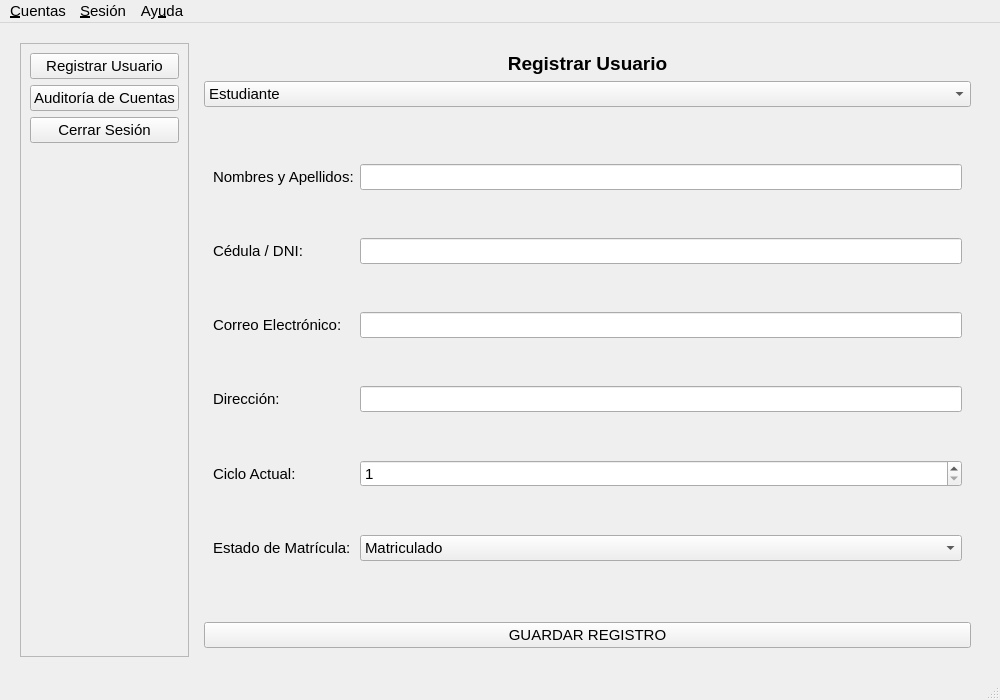
Qt form src/views/ui/main_window_administrador.ui (LeonardoByte/ucuenca-practicas-preprofesionales-py) before a commit.
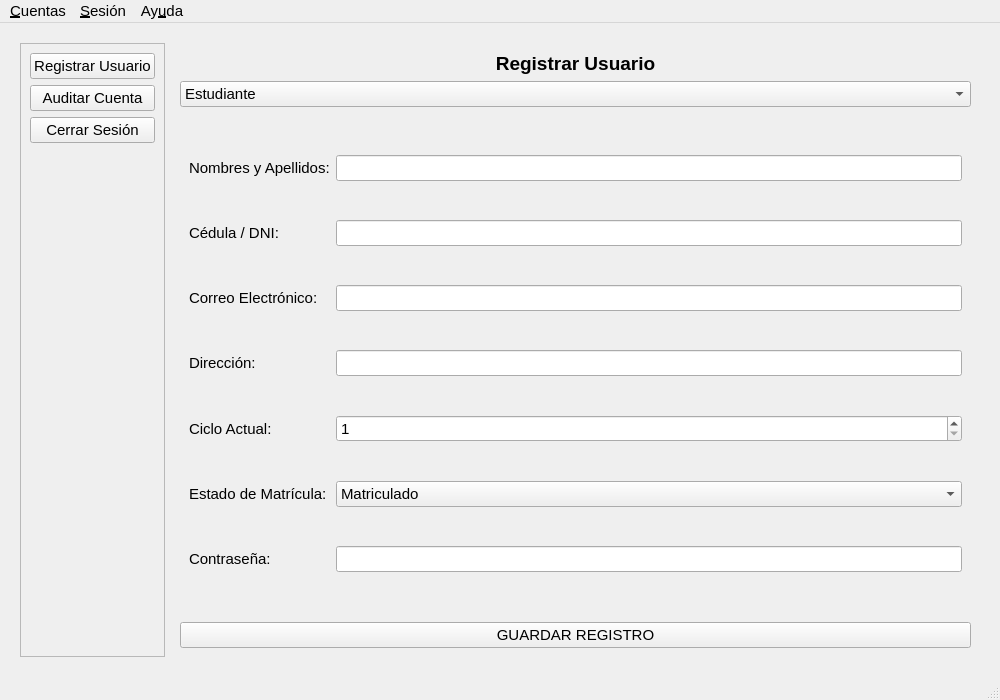
The same form after that commit. The open tabs and pages were chosen to show the change.

What changed in the file:
```diff
--- a/src/views/ui/main_window_administrador.ui
+++ b/src/views/ui/main_window_administrador.ui
@@ -68,7 +68,7 @@
             </font>
            </property>
            <property name="text">
-            <string>Auditoría de Cuentas</string>
+            <string>Auditar Cuenta</string>
            </property>
           </widget>
          </item>
@@ -252,6 +252,16 @@
                 </item>
                </widget>
               </item>
+              <item row="6" column="0">
+               <widget class="QLabel" name="label_23">
+                <property name="text">
+                 <string>Contraseña:</string>
+                </property>
+               </widget>
+              </item>
+              <item row="6" column="1">
+               <widget class="QLineEdit" name="txtEstudianteContrasenha"/>
+              </item>
              </layout>
             </widget>
             <widget class="QWidget" name="page_4">
```
Left out of the diff: 204 changed lines with no effect on the pictures.
